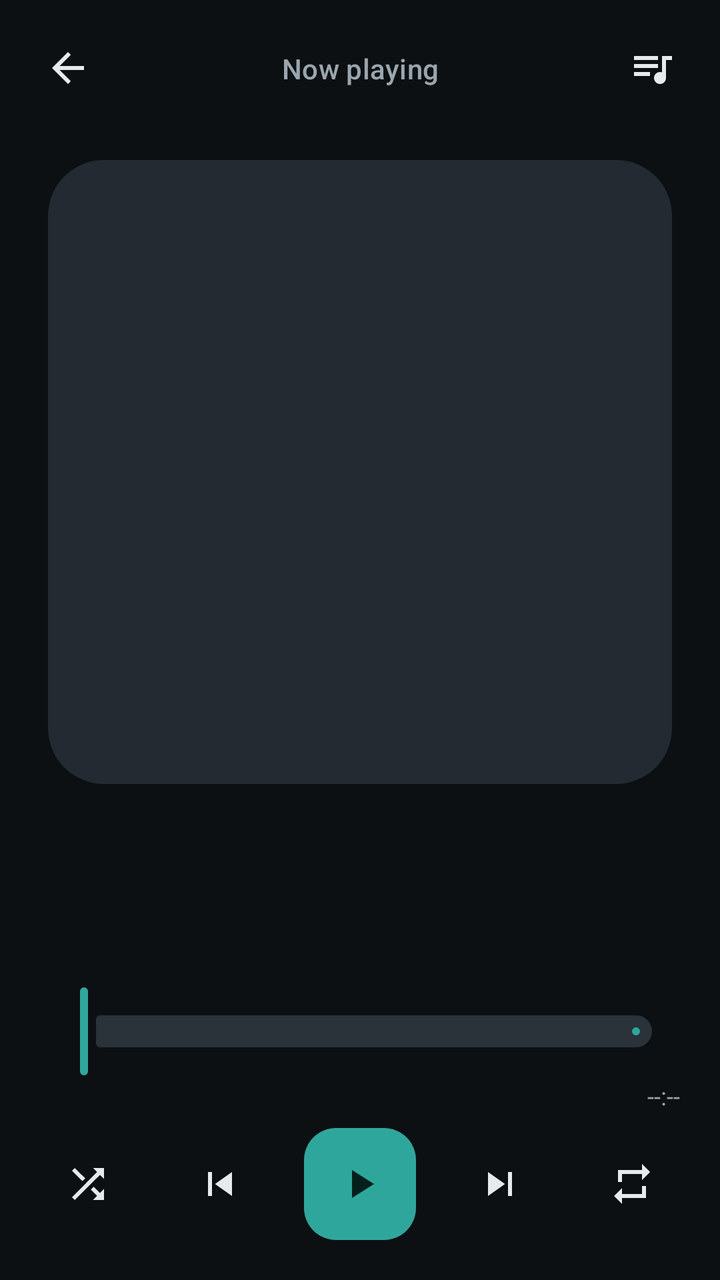
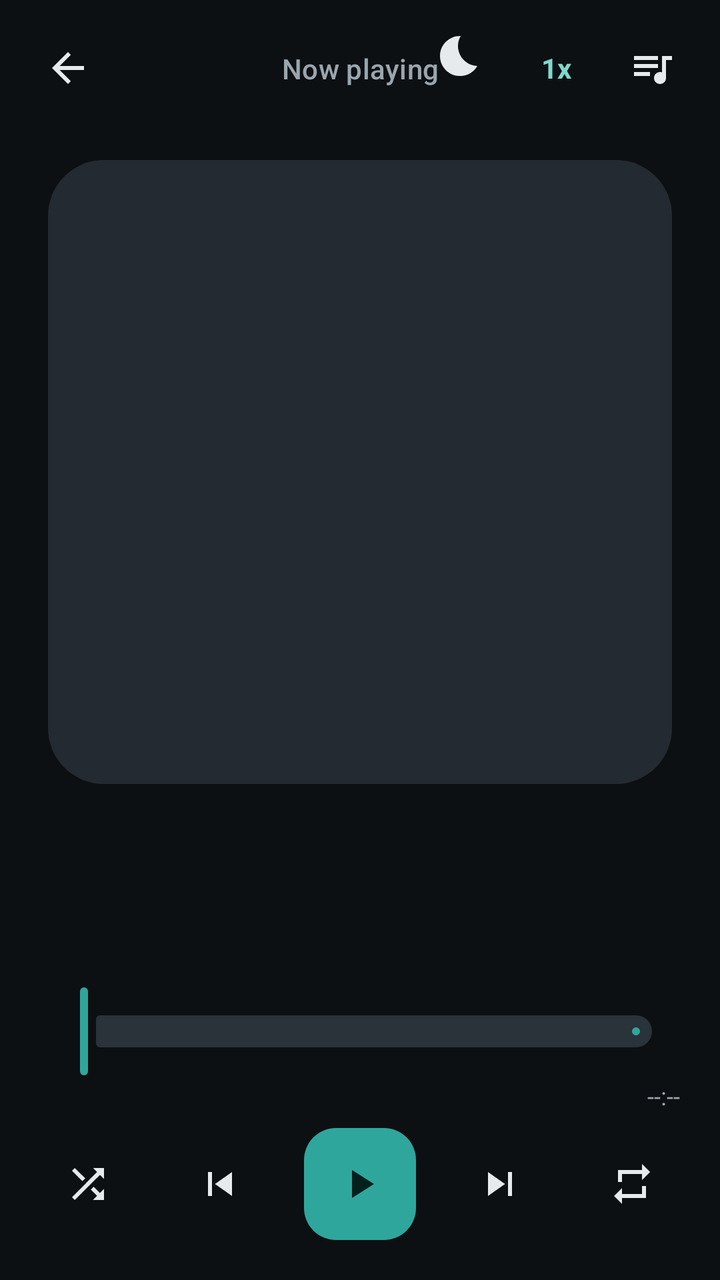

An Android layout rendered at two revisions. The XML below is the earlier revision; the diff shows what the commit changed to produce the second picture.
<!-- AndroidManifest.xml: application theme Theme.RidhoMusic -->
<!-- res/layout/activity_now_playing.xml -->
<?xml version="1.0" encoding="utf-8"?>
<androidx.constraintlayout.widget.ConstraintLayout
    xmlns:android="http://schemas.android.com/apk/res/android"
    xmlns:app="http://schemas.android.com/apk/res-auto"
    android:layout_width="match_parent"
    android:layout_height="match_parent"
    android:background="@color/background"
    android:fitsSystemWindows="true">

    
    <ImageButton
        android:id="@+id/np_close"
        android:layout_width="44dp"
        android:layout_height="44dp"
        android:layout_marginStart="12dp"
        android:layout_marginTop="12dp"
        android:background="?attr/selectableItemBackgroundBorderless"
        android:contentDescription="@string/cd_close"
        android:src="@drawable/ic_arrow_back"
        app:tint="@color/on_surface"
        app:layout_constraintStart_toStartOf="parent"
        app:layout_constraintTop_toTopOf="parent" />

    <TextView
        android:layout_width="0dp"
        android:layout_height="wrap_content"
        android:gravity="center"
        android:text="@string/now_playing_title"
        android:textAppearance="?attr/textAppearanceTitleSmall"
        android:textColor="@color/on_surface_muted"
        app:layout_constraintStart_toEndOf="@id/np_close"
        app:layout_constraintEnd_toStartOf="@id/np_queue"
        app:layout_constraintTop_toTopOf="@id/np_close"
        app:layout_constraintBottom_toBottomOf="@id/np_close" />

    <ImageButton
        android:id="@+id/np_queue"
        android:layout_width="44dp"
        android:layout_height="44dp"
        android:layout_marginEnd="12dp"
        android:layout_marginTop="12dp"
        android:background="?attr/selectableItemBackgroundBorderless"
        android:contentDescription="@string/cd_queue"
        android:src="@drawable/ic_queue"
        app:tint="@color/on_surface"
        app:layout_constraintEnd_toEndOf="parent"
        app:layout_constraintTop_toTopOf="parent" />

    <TextView
        android:id="@+id/np_empty"
        android:layout_width="0dp"
        android:layout_height="wrap_content"
        android:gravity="center"
        android:padding="32dp"
        android:text="@string/queue_empty"
        android:textColor="@color/on_surface_muted"
        android:visibility="gone"
        app:layout_constraintTop_toBottomOf="@id/np_close"
        app:layout_constraintBottom_toTopOf="parent"
        app:layout_constraintStart_toStartOf="parent"
        app:layout_constraintEnd_toEndOf="parent" />

    <ViewFlipper
        android:id="@+id/np_flipper"
        android:layout_width="0dp"
        android:layout_height="0dp"
        app:layout_constraintTop_toBottomOf="@id/np_close"
        app:layout_constraintBottom_toTopOf="@id/np_controls_block"
        app:layout_constraintStart_toStartOf="parent"
        app:layout_constraintEnd_toEndOf="parent">

        
        <androidx.constraintlayout.widget.ConstraintLayout
            android:layout_width="match_parent"
            android:layout_height="match_parent"
            android:padding="24dp">

            <com.google.android.material.imageview.ShapeableImageView
                android:id="@+id/np_artwork"
                android:layout_width="0dp"
                android:layout_height="0dp"
                android:contentDescription="@string/cd_now_playing_artwork"
                android:scaleType="centerCrop"
                android:background="@drawable/bg_artwork_placeholder"
                app:shapeAppearanceOverlay="@style/ShapeAppearance.RidhoMusic.Artwork"
                app:layout_constraintDimensionRatio="1:1"
                app:layout_constraintTop_toTopOf="parent"
                app:layout_constraintBottom_toTopOf="@id/np_title"
                app:layout_constraintStart_toStartOf="parent"
                app:layout_constraintEnd_toEndOf="parent"
                app:layout_constraintVertical_bias="0.35" />

            <TextView
                android:id="@+id/np_title"
                android:layout_width="0dp"
                android:layout_height="wrap_content"
                android:layout_marginTop="28dp"
                android:ellipsize="end"
                android:gravity="center"
                android:maxLines="1"
                android:textAppearance="?attr/textAppearanceHeadlineSmall"
                android:textColor="@color/on_surface"
                android:textStyle="bold"
                app:layout_constraintTop_toBottomOf="@id/np_artwork"
                app:layout_constraintStart_toStartOf="parent"
                app:layout_constraintEnd_toEndOf="parent" />

            <TextView
                android:id="@+id/np_artist"
                android:layout_width="0dp"
                android:layout_height="wrap_content"
                android:layout_marginTop="4dp"
                android:ellipsize="end"
                android:gravity="center"
                android:maxLines="1"
                android:textAppearance="?attr/textAppearanceBodyMedium"
                android:textColor="@color/secondary_text_teal"
                app:layout_constraintTop_toBottomOf="@id/np_title"
                app:layout_constraintStart_toStartOf="parent"
                app:layout_constraintEnd_toEndOf="parent" />

            <LinearLayout
                android:layout_width="wrap_content"
                android:layout_height="wrap_content"
                android:layout_marginTop="16dp"
                android:orientation="horizontal"
                app:layout_constraintTop_toBottomOf="@id/np_artist"
                app:layout_constraintStart_toStartOf="parent"
                app:layout_constraintEnd_toEndOf="parent">

                <ImageButton
                    android:id="@+id/np_favorite"
                    android:layout_width="44dp"
                    android:layout_height="44dp"
                    android:background="?attr/selectableItemBackgroundBorderless"
                    android:contentDescription="@string/cd_favorite"
                    android:src="@drawable/ic_heart_outline"
                    app:tint="@color/primary" />

                <ImageButton
                    android:id="@+id/np_lyrics_toggle"
                    android:layout_width="44dp"
                    android:layout_height="44dp"
                    android:background="?attr/selectableItemBackgroundBorderless"
                    android:contentDescription="@string/cd_lyrics"
                    android:src="@drawable/ic_lyrics"
                    app:tint="@color/on_surface" />
            </LinearLayout>
        </androidx.constraintlayout.widget.ConstraintLayout>

        
        <LinearLayout
            android:layout_width="match_parent"
            android:layout_height="match_parent"
            android:orientation="vertical"
            android:padding="24dp">

            <androidx.recyclerview.widget.RecyclerView
                android:id="@+id/np_lyrics_list"
                android:layout_width="match_parent"
                android:layout_height="match_parent"
                android:clipToPadding="false"
                android:paddingBottom="40dp"
                android:visibility="gone" />

            <TextView
                android:id="@+id/np_lyrics_plain"
                android:layout_width="match_parent"
                android:layout_height="match_parent"
                android:lineSpacingExtra="6dp"
                android:scrollbars="vertical"
                android:textColor="@color/on_surface"
                android:textSize="16sp"
                android:visibility="gone" />

            <TextView
                android:id="@+id/np_lyrics_empty"
                android:layout_width="match_parent"
                android:layout_height="match_parent"
                android:gravity="center"
                android:text="@string/lyrics_none"
                android:textColor="@color/on_surface_muted"
                android:visibility="gone" />
        </LinearLayout>
    </ViewFlipper>

    
    <LinearLayout
        android:id="@+id/np_controls_block"
        android:layout_width="0dp"
        android:layout_height="wrap_content"
        android:orientation="vertical"
        android:padding="20dp"
        app:layout_constraintBottom_toBottomOf="parent"
        app:layout_constraintStart_toStartOf="parent"
        app:layout_constraintEnd_toEndOf="parent">

        <com.google.android.material.slider.Slider
            android:id="@+id/np_seek"
            android:layout_width="match_parent"
            android:layout_height="wrap_content"
            android:stepSize="0.1"
            android:valueFrom="0.0"
            android:valueTo="100.0"
            app:labelBehavior="gone"
            app:thumbColor="@color/primary"
            app:tickVisible="false"
            app:trackColorActive="@color/primary"
            app:trackColorInactive="@color/player_scrubber_track" />

        <LinearLayout
            android:layout_width="match_parent"
            android:layout_height="wrap_content"
            android:orientation="horizontal">

            <TextView
                android:id="@+id/np_time_current"
                android:layout_width="0dp"
                android:layout_height="wrap_content"
                android:layout_weight="1"
                android:textColor="@color/on_surface_muted"
                android:textSize="12sp" />

            <TextView
                android:id="@+id/np_time_total"
                android:layout_width="wrap_content"
                android:layout_height="wrap_content"
                android:text="@string/label_duration_unknown"
                android:textColor="@color/on_surface_muted"
                android:textSize="12sp" />
        </LinearLayout>

        <LinearLayout
            android:layout_width="match_parent"
            android:layout_height="wrap_content"
            android:layout_marginTop="8dp"
            android:gravity="center"
            android:orientation="horizontal">

            <ImageButton
                android:id="@+id/np_shuffle"
                android:layout_width="48dp"
                android:layout_height="48dp"
                android:background="?attr/selectableItemBackgroundBorderless"
                android:contentDescription="@string/cd_shuffle"
                android:src="@drawable/ic_shuffle"
                app:tint="@color/on_surface" />

            <Space android:layout_width="14dp" android:layout_height="1dp" />

            <ImageButton
                android:id="@+id/np_prev"
                android:layout_width="56dp"
                android:layout_height="56dp"
                android:background="?attr/selectableItemBackgroundBorderless"
                android:contentDescription="@string/cd_previous"
                android:src="@drawable/ic_prev"
                app:tint="@color/on_surface" />

            <Space android:layout_width="14dp" android:layout_height="1dp" />

            <com.google.android.material.floatingactionbutton.FloatingActionButton
                android:id="@+id/np_play_pause"
                android:layout_width="wrap_content"
                android:layout_height="wrap_content"
                android:contentDescription="@string/cd_play"
                android:src="@drawable/ic_play"
                app:backgroundTint="@color/primary"
                app:elevation="0dp"
                app:fabSize="normal"
                app:tint="@color/on_primary" />

            <Space android:layout_width="14dp" android:layout_height="1dp" />

            <ImageButton
                android:id="@+id/np_next"
                android:layout_width="56dp"
                android:layout_height="56dp"
                android:background="?attr/selectableItemBackgroundBorderless"
                android:contentDescription="@string/cd_next"
                android:src="@drawable/ic_next"
                app:tint="@color/on_surface" />

            <Space android:layout_width="14dp" android:layout_height="1dp" />

            <ImageButton
                android:id="@+id/np_repeat"
                android:layout_width="48dp"
                android:layout_height="48dp"
                android:background="?attr/selectableItemBackgroundBorderless"
                android:contentDescription="@string/cd_repeat"
                android:src="@drawable/ic_repeat"
                app:tint="@color/on_surface" />
        </LinearLayout>
    </LinearLayout>
</androidx.constraintlayout.widget.ConstraintLayout>
<!-- resources referenced by this layout -->
<resources>
  <color name="background">#0D1013</color>
  <color name="on_primary">#04201C</color>
  <color name="on_surface">#E6EAED</color>
  <color name="on_surface_muted">#9AA6AD</color>
  <color name="player_scrubber_track">#2A323A</color>
  <color name="primary">#2FA69C</color>
  <color name="secondary_text_teal">#7FD8CE</color>
  <!-- drawable bg_artwork_placeholder (drawable) -->
  <?xml version="1.0" encoding="utf-8"?>
  <shape xmlns:android="http://schemas.android.com/apk/res/android" android:shape="rectangle">
      <solid android:color="@color/surface_variant" />
      <corners android:radius="12dp" />
  </shape>
  <!-- drawable ic_play (drawable) -->
  <?xml version="1.0" encoding="utf-8"?>
  <vector xmlns:android="http://schemas.android.com/apk/res/android" android:width="24dp" android:height="24dp" android:viewportWidth="24" android:viewportHeight="24" android:tint="?attr/colorControlNormal">
      <path android:fillColor="@android:color/white" android:pathData="M8,5v14l11,-7z" />
  </vector>
  <string name="cd_close">Close</string>
  <string name="cd_favorite">Toggle favorite</string>
  <string name="cd_lyrics">Show lyrics</string>
  <string name="cd_next">Next track</string>
  <string name="cd_now_playing_artwork">Now playing artwork</string>
  <string name="cd_play">Play</string>
  <string name="cd_previous">Previous track</string>
  <string name="cd_queue">Open queue</string>
  <string name="cd_repeat">Repeat</string>
  <string name="cd_shuffle">Shuffle</string>
  <string name="label_duration_unknown">--:--</string>
  <string name="lyrics_none">No lyrics available for this track.</string>
  <string name="now_playing_title">Now playing</string>
  <string name="queue_empty">Queue is empty.</string>
  <style name="ShapeAppearance.RidhoMusic.Artwork" parent="">
          <item name="cornerFamily">rounded</item>
          <item name="cornerSize">28dp</item>
      </style>
  <color name="surface_variant">#232A31</color>
  <color name="surface">#15181C</color>
  <color name="surface_container">#1B2026</color>
  <color name="error">#E57373</color>
  <style name="ThemeOverlay.RidhoMusic.BottomSheet" parent="ThemeOverlay.Material3.BottomSheetDialog">
          <item name="bottomSheetStyle">@style/Widget.RidhoMusic.BottomSheet</item>
          <item name="android:background">@color/background</item>
      </style>
  <style name="Widget.RidhoMusic.BottomSheet" parent="Widget.Material3.BottomSheet.Modal">
          <item name="android:background">@drawable/bg_sheet</item>
          <item name="shapeAppearanceOverlay">@style/ShapeAppearance.RidhoMusic.Sheet</item>
      </style>
  <!-- drawable bg_sheet (drawable) -->
  <?xml version="1.0" encoding="utf-8"?>
  <shape xmlns:android="http://schemas.android.com/apk/res/android" android:shape="rectangle">
      <solid android:color="@color/surface_container" />
      <corners android:radius="24dp" />
  </shape>
  <style name="ShapeAppearance.RidhoMusic.Sheet" parent="">
          <item name="cornerFamily">rounded</item>
          <item name="cornerSizeTopLeft">24dp</item>
          <item name="cornerSizeTopRight">24dp</item>
      </style>
  <!-- unchanged entries left out for length: 9 -->
</resources>

<!-- the commit's change to res/layout/activity_now_playing.xml (unified diff, before → after) -->
@@ -32,6 +32,36 @@
         app:layout_constraintEnd_toStartOf="@id/np_queue"
         app:layout_constraintTop_toTopOf="@id/np_close"
         app:layout_constraintBottom_toBottomOf="@id/np_close" />
+
+    <ImageButton
+        android:id="@+id/np_sleep"
+        android:layout_width="44dp"
+        android:layout_height="44dp"
+        android:layout_marginEnd="4dp"
+        android:background="?attr/selectableItemBackgroundBorderless"
+        android:contentDescription="@string/cd_sleep_timer"
+        android:src="@drawable/ic_bedtime"
+        app:tint="@color/on_surface"
+        app:layout_constraintEnd_toStartOf="@id/np_speed"
+        app:layout_constraintTop_toTopOf="parent"
+        app:layout_constraintBottom_toBottomOf="@id/np_queue" />
+
+    <TextView
+        android:id="@+id/np_speed"
+        android:layout_width="wrap_content"
+        android:layout_height="44dp"
+        android:layout_marginEnd="4dp"
+        android:background="?attr/selectableItemBackgroundBorderless"
+        android:contentDescription="@string/cd_playback_speed"
+        android:gravity="center"
+        android:minWidth="44dp"
+        android:paddingHorizontal="6dp"
+        android:text="@string/playback_speed_default"
+        android:textColor="@color/secondary_text_teal"
+        android:textStyle="bold"
+        app:layout_constraintEnd_toStartOf="@id/np_queue"
+        app:layout_constraintTop_toTopOf="@id/np_queue"
+        app:layout_constraintBottom_toBottomOf="@id/np_queue" />
 
     <ImageButton
         android:id="@+id/np_queue"
<!-- resource entries referenced after the edit -->
@@ -13,6 +13,11 @@
       <solid android:color="@color/surface_variant" />
       <corners android:radius="12dp" />
   </shape>
+  <!-- drawable ic_bedtime (drawable) -->
+  <?xml version="1.0" encoding="utf-8"?>
+  <vector xmlns:android="http://schemas.android.com/apk/res/android" android:width="24dp" android:height="24dp" android:viewportWidth="24" android:viewportHeight="24" android:tint="?attr/colorControlNormal">
+      <path android:fillColor="@android:color/white" android:pathData="M12.34,2.02C6.59,1.82 2,6.42 2,12c0,5.52 4.48,10 10,10 3.71,0 6.93,-2.02 8.66,-5.02 -7.51,-0.25 -12.09,-8.43 -8.32,-14.96z" />
+  </vector>
   <!-- drawable ic_play (drawable) -->
   <?xml version="1.0" encoding="utf-8"?>
   <vector xmlns:android="http://schemas.android.com/apk/res/android" android:width="24dp" android:height="24dp" android:viewportWidth="24" android:viewportHeight="24" android:tint="?attr/colorControlNormal">
@@ -24,13 +29,16 @@
   <string name="cd_next">Next track</string>
   <string name="cd_now_playing_artwork">Now playing artwork</string>
   <string name="cd_play">Play</string>
+  <string name="cd_playback_speed">Playback speed</string>
   <string name="cd_previous">Previous track</string>
   <string name="cd_queue">Open queue</string>
   <string name="cd_repeat">Repeat</string>
   <string name="cd_shuffle">Shuffle</string>
+  <string name="cd_sleep_timer">Sleep timer</string>
   <string name="label_duration_unknown">--:--</string>
   <string name="lyrics_none">No lyrics available for this track.</string>
   <string name="now_playing_title">Now playing</string>
+  <string name="playback_speed_default">1x</string>
   <string name="queue_empty">Queue is empty.</string>
   <style name="ShapeAppearance.RidhoMusic.Artwork" parent="">
           <item name="cornerFamily">rounded</item>
